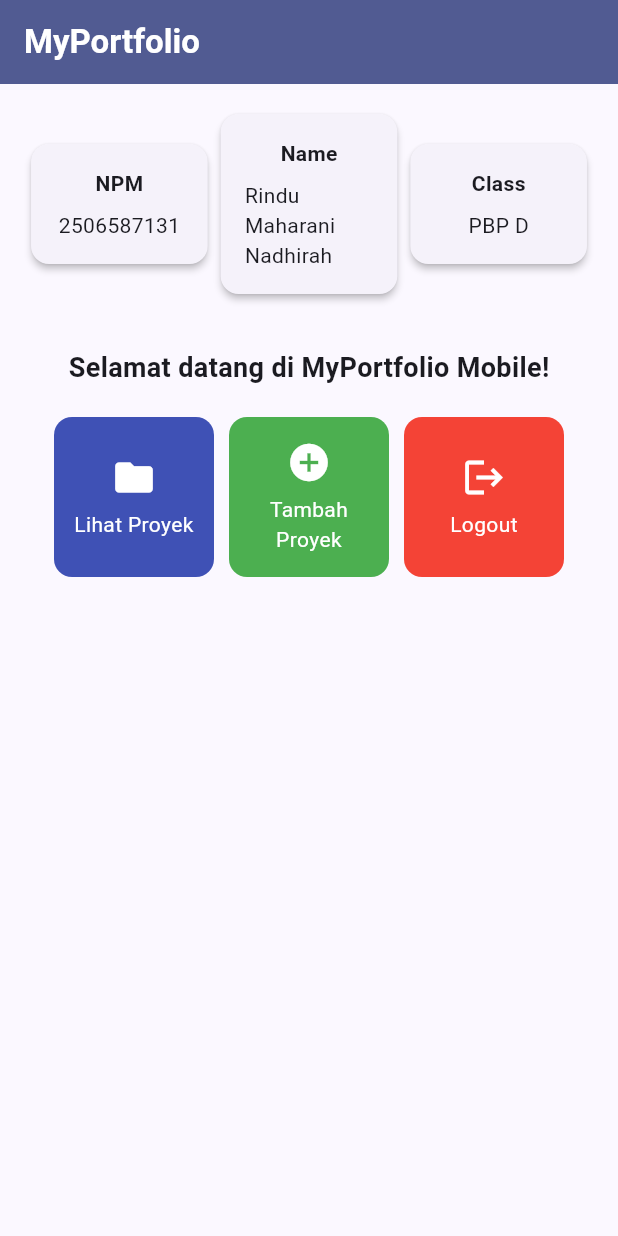
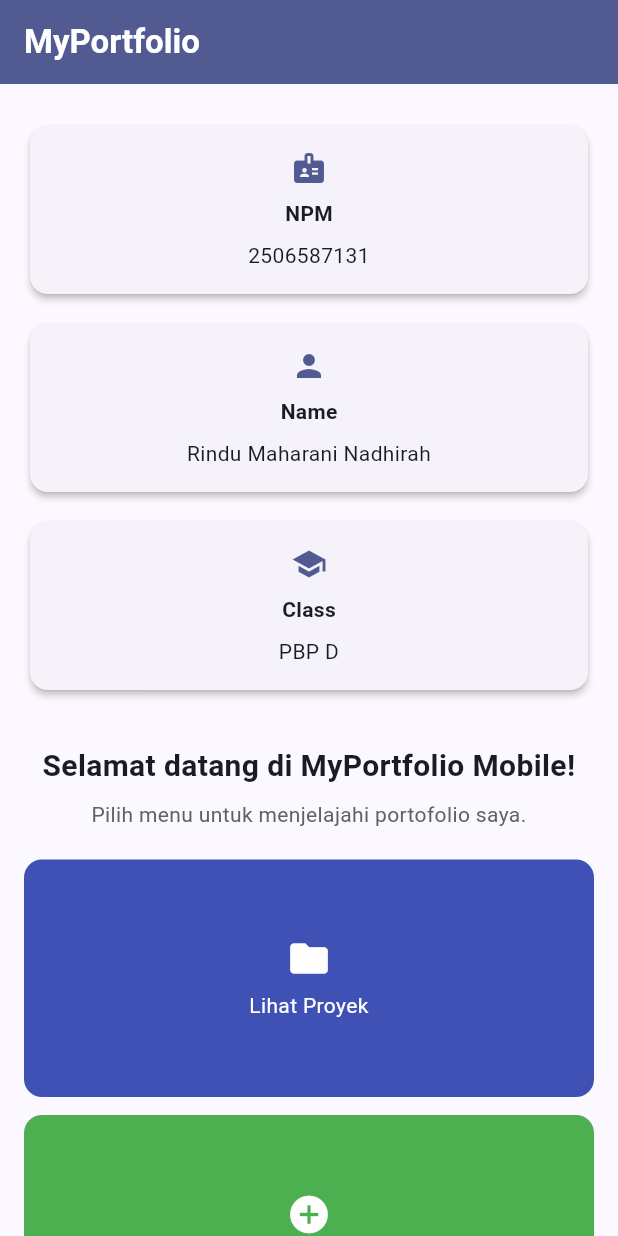
Before and after one commit to rindunadhirah/myportfolio_mobile, a Flutter app: the screen it shows after launch, on a phone screen of 412 x 824 dp. Run offline on Flutter 3.47's test engine with Material 3 defaults, Android fonts, the phone set to English and light mode, and no system bars.

Commit message:
feat: add responsive portfolio menu layout

```diff
--- a/lib/menu.dart
+++ b/lib/menu.dart
@@ -16,6 +16,12 @@ class MyHomePage extends StatelessWidget {
     ItemHomepage('Logout', Icons.logout, Colors.red),
   ];
 
+  int _getColumnCount(double width) {
+    if (width >= 900) return 3;
+    if (width >= 600) return 2;
+    return 1;
+  }
+
   @override
   Widget build(BuildContext context) {
     // Scaffold provides the page structure and SnackBar area.
@@ -27,51 +33,78 @@ class MyHomePage extends StatelessWidget {
         ),
         backgroundColor: Theme.of(context).colorScheme.primary,
       ),
-      body: Padding(
-        padding: const EdgeInsets.all(16),
+      body: LayoutBuilder(
+        builder: (context, constraints) {
+          final horizontalPadding = constraints.maxWidth < 600 ? 16.0 : 32.0;
+          final availableWidth = constraints.maxWidth - (horizontalPadding * 2);
+          final showInfoCardsInRow = availableWidth >= 700;
+          final infoCardWidth = showInfoCardsInRow
+              ? (availableWidth - 24) / 3
+              : availableWidth;
+          final columnCount = _getColumnCount(availableWidth);
+          final itemAspectRatio = columnCount == 1 ? 2.4 : 1.2;
+
+          // One scroll view keeps the page usable on short and narrow screens.
+          return SingleChildScrollView(
+            padding: EdgeInsets.symmetric(
+              horizontal: horizontalPadding,
+              vertical: 24,
+            ),
             child: Column(
-          crossAxisAlignment: CrossAxisAlignment.center,
+              crossAxisAlignment: CrossAxisAlignment.stretch,
               children: [
-            // Display the owner information in one row.
-            Row(
-              mainAxisAlignment: MainAxisAlignment.spaceEvenly,
+                Wrap(
+                  alignment: WrapAlignment.center,
+                  spacing: 12,
+                  runSpacing: 12,
                   children: [
-                InfoCard(title: 'NPM', content: npm),
-                InfoCard(title: 'Name', content: nama),
-                InfoCard(title: 'Class', content: kelas),
-              ],
+                    InfoCard(
+                      title: 'NPM',
+                      content: npm,
+                      icon: Icons.badge,
+                      width: infoCardWidth,
                     ),
-            const SizedBox(height: 16),
-            Center(
-              child: Column(
-                children: [
-                  const Padding(
-                    padding: EdgeInsets.only(top: 16),
-                    child: Text(
-                      'Selamat datang di MyPortfolio Mobile!',
-                      style: TextStyle(
-                        fontWeight: FontWeight.bold,
-                        fontSize: 18,
+                    InfoCard(
+                      title: 'Name',
+                      content: nama,
+                      icon: Icons.person,
+                      width: infoCardWidth,
                     ),
-                    ),
-                  ),
-                  // Arrange the menu actions in a three-column grid.
-                  GridView.count(
-                    primary: true,
-                    padding: const EdgeInsets.all(20),
-                    crossAxisSpacing: 10,
-                    mainAxisSpacing: 10,
-                    crossAxisCount: 3,
-                    shrinkWrap: true,
-                    children: items.map((ItemHomepage item) {
-                      return ItemCard(item);
-                    }).toList(),
+                    InfoCard(
+                      title: 'Class',
+                      content: kelas,
+                      icon: Icons.school,
+                      width: infoCardWidth,
                     ),
                   ],
                 ),
+                const SizedBox(height: 32),
+                const Text(
+                  'Selamat datang di MyPortfolio Mobile!',
+                  textAlign: TextAlign.center,
+                  style: TextStyle(fontWeight: FontWeight.bold, fontSize: 20),
+                ),
+                const SizedBox(height: 8),
+                Text(
+                  'Pilih menu untuk menjelajahi portofolio saya.',
+                  textAlign: TextAlign.center,
+                  style: TextStyle(color: Colors.grey[700]),
+                ),
+                const SizedBox(height: 20),
+                // The grid adapts its column count to the available screen width.
+                GridView.count(
+                  crossAxisCount: columnCount,
+                  crossAxisSpacing: 12,
+                  mainAxisSpacing: 12,
+                  childAspectRatio: itemAspectRatio,
+                  shrinkWrap: true,
+                  physics: const NeverScrollableScrollPhysics(),
+                  children: items.map((item) => ItemCard(item)).toList(),
                 ),
               ],
             ),
+          );
+        },
       ),
     );
   }
--- a/lib/widgets/info_card.dart
+++ b/lib/widgets/info_card.dart
@@ -2,24 +2,37 @@ import 'package:flutter/material.dart';
 
 /// Displays one piece of portfolio owner information.
 class InfoCard extends StatelessWidget {
-  const InfoCard({super.key, required this.title, required this.content});
+  const InfoCard({
+    super.key,
+    required this.title,
+    required this.content,
+    required this.icon,
+    required this.width,
+  });
 
   final String title;
   final String content;
+  final IconData icon;
+  final double width;
 
   @override
   Widget build(BuildContext context) {
     return Card(
       elevation: 2,
-      child: Container(
-        width: MediaQuery.of(context).size.width / 3.5,
+      child: SizedBox(
+        width: width,
+        child: Padding(
           padding: const EdgeInsets.all(16),
           child: Column(
+            mainAxisSize: MainAxisSize.min,
             children: [
+              Icon(icon, color: Theme.of(context).colorScheme.primary),
+              const SizedBox(height: 8),
               Text(title, style: const TextStyle(fontWeight: FontWeight.bold)),
               const SizedBox(height: 8),
-            Text(content),
+              Text(content, textAlign: TextAlign.center),
             ],
+          ),
         ),
       ),
     );
```
Also changed, not shown: 1 other file. Lines whose indentation alone changed are shown as unchanged.
